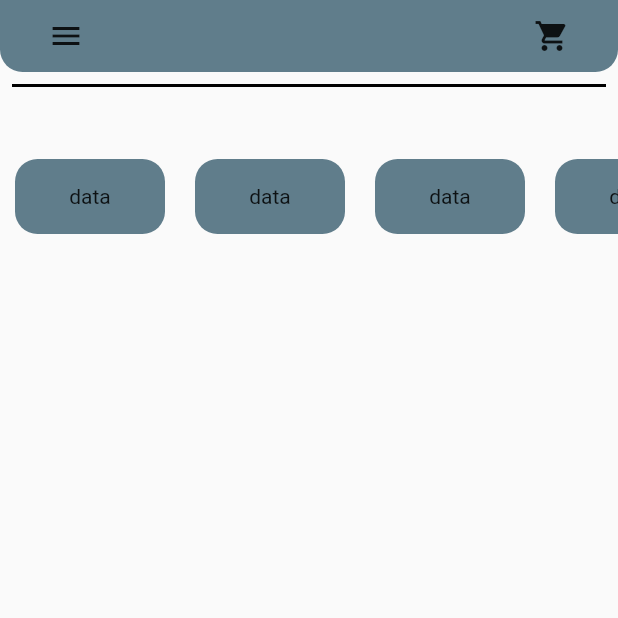
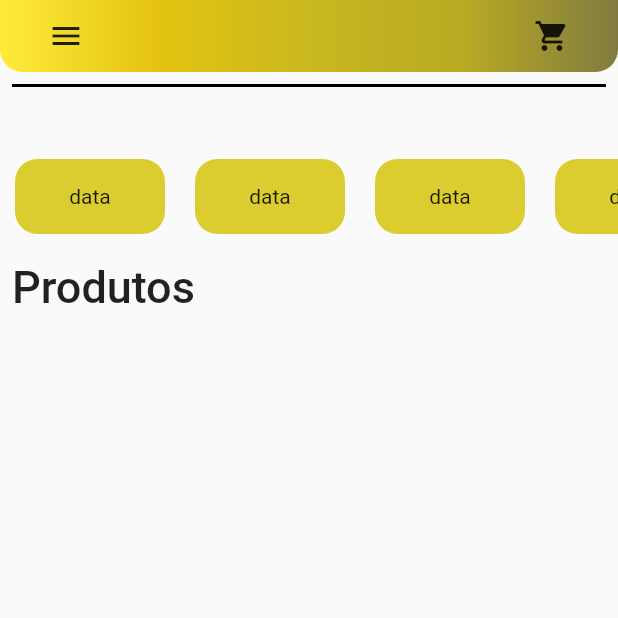
Before and after one commit to bath0ry/commerce_flutter, a Flutter app: the screen it shows after launch, on a phone screen of 412 x 824 dp, the top half of it. Run offline on Flutter 3.47's test engine with Material 2 defaults, Android fonts, the phone set to English and light mode, and no system bars; our stand-ins replace google_fonts; Roboto replaces fonts that are missing (Genos).

Commit message:
add google fonts dependencie

```diff
--- a/lib/components/view/box_cattegory.dart
+++ b/lib/components/view/box_cattegory.dart
@@ -18,7 +18,7 @@ class BoxCattegory extends StatelessWidget {
           width: 100,
           decoration: BoxDecoration(
             borderRadius: BorderRadius.circular(15),
-            color: ThemeColors.primaryColor,
+            color: Color.fromARGB(255, 219, 205, 48),
           ),
           child: Center(
             child: Text(
--- a/lib/components/view/header.dart
+++ b/lib/components/view/header.dart
@@ -1,3 +1,5 @@
+import 'dart:ui';
+
 import 'package:commerce_flutter/themes/themes_colors.dart';
 import 'package:flutter/cupertino.dart';
 import 'package:flutter/material.dart';
@@ -11,7 +13,10 @@ class Header extends StatelessWidget {
   Widget build(BuildContext context) {
     return Container(
       decoration: BoxDecoration(
-          color: ThemeColors.primaryColor,
+          gradient: LinearGradient(
+              colors: ThemeColors.gradienteColorsHeader,
+              begin: Alignment.centerLeft,
+              end: Alignment.centerRight),
           borderRadius: BorderRadius.only(
               bottomLeft: Radius.circular(15),
               bottomRight: Radius.circular(15))),
--- a/lib/home/home_page.dart
+++ b/lib/home/home_page.dart
@@ -4,6 +4,7 @@ import 'package:commerce_flutter/components/view/header.dart';
 import 'package:flutter/material.dart';
 import 'package:flutter/src/widgets/container.dart';
 import 'package:flutter/src/widgets/framework.dart';
+import 'package:google_fonts/google_fonts.dart';
 
 class HomePage extends StatelessWidget {
   const HomePage({super.key});
@@ -34,7 +35,7 @@ class HomePage extends StatelessWidget {
                           BoxCattegory(),
                           BoxCattegory(),
                           BoxCattegory(),
-                          BoxCattegory()
+                          BoxCattegory(),
                         ],
                         scrollDirection: Axis.horizontal,
                       ),
@@ -44,6 +45,15 @@ class HomePage extends StatelessWidget {
               )
             ],
           ),
+          Padding(
+            padding: const EdgeInsets.all(8.0),
+            child: Text(
+              'Produtos',
+              style: GoogleFonts.eduNswActFoundation(
+                  textStyle:
+                      TextStyle(fontSize: 30, fontWeight: FontWeight.w500)),
+            ),
+          )
         ],
       ),
     );
--- a/lib/themes/themes_app.dart
+++ b/lib/themes/themes_app.dart
@@ -3,4 +3,5 @@ import 'package:flutter/material.dart';
 
 ThemeData AppTheme = ThemeData(
     primaryColor: ThemeColors.primaryColor,
-    primarySwatch: ThemeColors.primaryColor);
+    primarySwatch: ThemeColors.primaryColor,
+    fontFamily: 'Genos');
--- a/lib/themes/themes_colors.dart
+++ b/lib/themes/themes_colors.dart
@@ -3,4 +3,11 @@ import 'package:flutter/material.dart';
 class ThemeColors {
   static const MaterialColor primaryColor = Colors.blueGrey;
   static const divisionColor = Colors.black;
+  static const List<Color> gradienteColorsHeader = [
+    Colors.yellow,
+    Color.fromARGB(255, 228, 196, 16),
+    Color.fromARGB(255, 201, 184, 32),
+    Color.fromARGB(255, 185, 170, 35),
+    Color.fromARGB(255, 129, 123, 64)
+  ];
 }
--- a/pubspec.yaml
+++ b/pubspec.yaml
@@ -36,6 +36,7 @@ dependencies:
   # The following adds the Cupertino Icons font to your application.
   # Use with the CupertinoIcons class for iOS style icons.
   cupertino_icons: ^1.0.2
+  google_fonts: ^4.0.3
 
 dev_dependencies:
   flutter_test:
```
Also changed, not shown: lib/components/view/products_home.dart (added), pubspec.lock.
